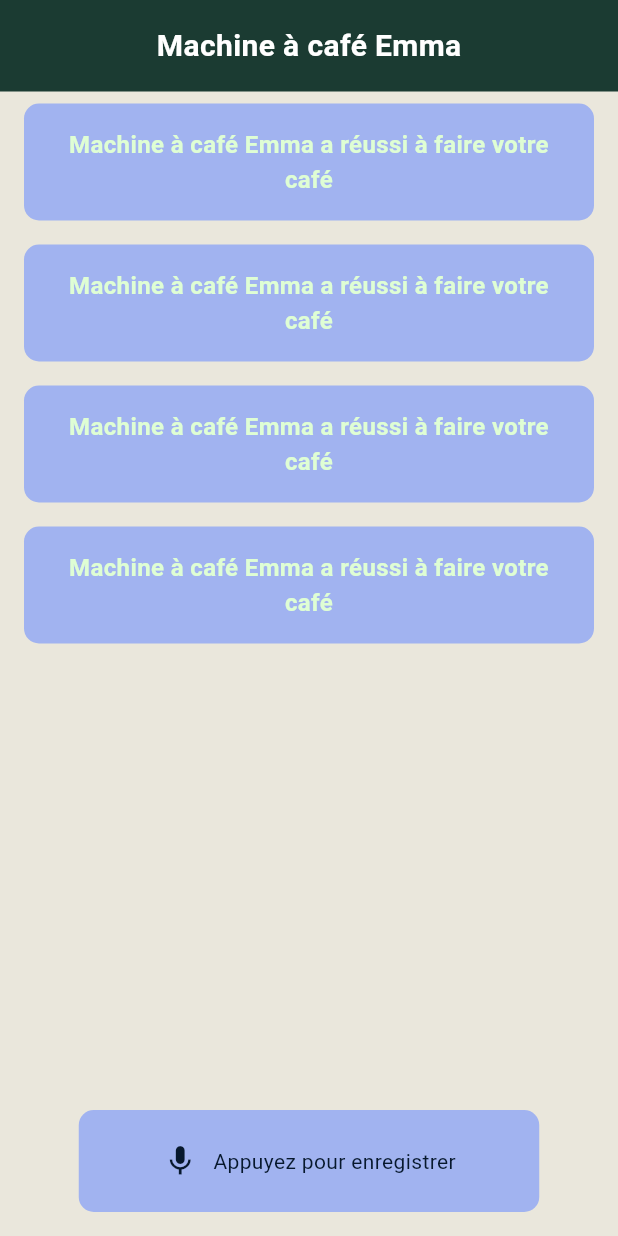
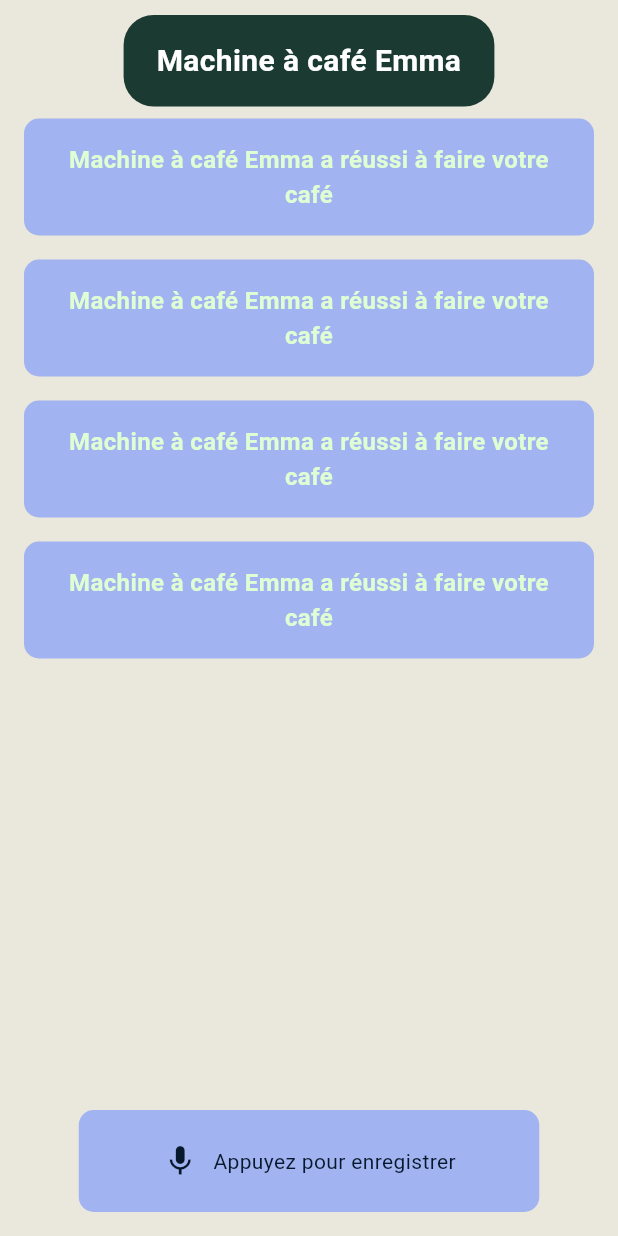
Before and after one commit to HackatonEquipe5/mobile, a Flutter app: the screen it shows after launch, after a tap on "Machine à café Emma", on a phone screen of 412 x 824 dp. Run offline on Flutter 3.47's test engine with Material 3 defaults, Android fonts, the phone set to English and light mode, and no system bars.

Commit message:
Use widget for the header

```diff
--- a/lib/screens/details_screen.dart
+++ b/lib/screens/details_screen.dart
@@ -1,6 +1,7 @@
 import 'dart:math';
 import 'package:flutter/material.dart';
 import '../models/coffee_machine.dart';
+import '../widgets/header_widget.dart';
 import '../widgets/record_button.dart';
 import '../themes/colors.dart';
 import '../widgets/result_card.dart';
@@ -45,20 +46,8 @@ class _DetailsScreenState extends State<DetailsScreen> {
         backgroundColor: AppColors.background,
         body: Column(
           children: [
-            Container(
-              padding: const EdgeInsets.all(16),
-              color: AppColors.primary,
-              child: Center(
-                child: Text(
-                  widget.machine.name,
-                  style: const TextStyle(
-                    fontSize: 20,
-                    fontWeight: FontWeight.bold,
-                    color: Colors.white,
-                  ),
-                ),
-              ),
-            ),
+            const SizedBox(height: 10),
+            HeaderWidget(title: widget.machine.name),
             Expanded(
               child: ListView(
                 children: responses
--- a/lib/screens/home_screen.dart
+++ b/lib/screens/home_screen.dart
@@ -2,6 +2,7 @@ import 'package:flutter/material.dart';
 import 'package:mobile/themes/colors.dart';
 import '../models/coffee_machine.dart';
 import '../widgets/coffee_card.dart';
+import '../widgets/header_widget.dart';
 import 'details_screen.dart';
 
 class HomeScreen extends StatefulWidget {
@@ -53,17 +54,15 @@ class _HomeScreenState extends State<HomeScreen> {
 
   @override
   Widget build(BuildContext context) {
-    return Scaffold(
+    return SafeArea(
+      child: Scaffold(
         backgroundColor: AppColors.background,
-      appBar: AppBar(
-        backgroundColor: AppColors.primary,
-        title: const Text("VirtuCafé", style: TextStyle(color: Colors.white)),
-        centerTitle: true,
-      ),
         body: Padding(
           padding: const EdgeInsets.all(16.0),
           child: Column(
             children: [
+              HeaderWidget(title: "VirtuCafé"),
+              const SizedBox(height: 10),
               const Text(
                 "Choisissez votre machine à café",
                 style: TextStyle(fontSize: 18, fontWeight: FontWeight.bold),
@@ -90,6 +89,7 @@ class _HomeScreenState extends State<HomeScreen> {
             ],
           ),
         ),
+      ),
     );
   }
 }
--- /dev/null
+++ b/lib/widgets/header_widget.dart
@@ -0,0 +1,33 @@
+import 'package:flutter/material.dart';
+import '../themes/colors.dart';
+
+class HeaderWidget extends StatelessWidget {
+  final String title;
+
+  const HeaderWidget({super.key, required this.title});
+
+  @override
+  Widget build(BuildContext context) {
+    return SizedBox(
+      width: MediaQuery.of(context).size.width * 0.6,
+      child: Container(
+        padding: const EdgeInsets.all(16),
+        decoration: BoxDecoration(
+          color: AppColors.primary,
+          borderRadius: BorderRadius.circular(20),
+        ),
+        child: Center(
+          child: Text(
+            title,
+            textAlign: TextAlign.center,
+            style: const TextStyle(
+              fontSize: 20,
+              fontWeight: FontWeight.bold,
+              color: Colors.white,
+            ),
+          ),
+        ),
+      ),
+    );
+  }
+}
```
Lines whose indentation alone changed are shown as unchanged.
